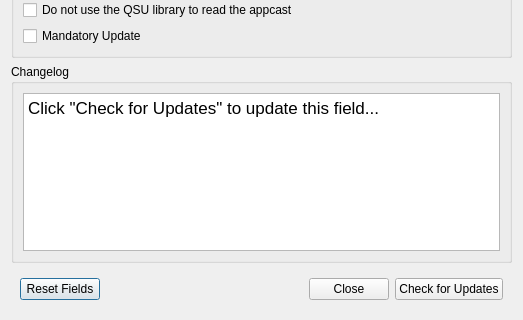
This is eCV/ui_templates/UpdateDialog.ui in Asher-1/ACloudViewer as Qt 5 draws it before an edit; both pictures show x 0 to 523 and y 236 to 556 of the 523 by 556 pixel window. The edited form follows.
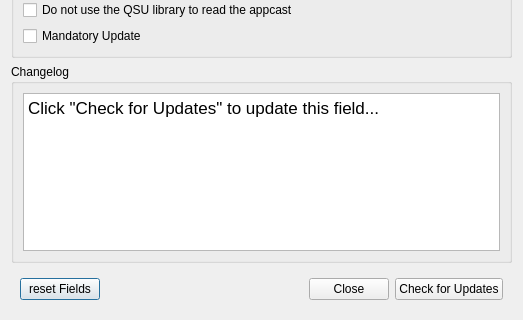
This is the edited form. Icons and pictures are not drawn.

Patch:
```diff
--- a/eCV/ui_templates/UpdateDialog.ui
+++ b/eCV/ui_templates/UpdateDialog.ui
@@ -179,7 +179,7 @@
         <item>
          <widget class="QPushButton" name="resetButton">
           <property name="text">
-           <string>Reset Fields</string>
+           <string>reset Fields</string>
           </property>
          </widget>
         </item>
```
